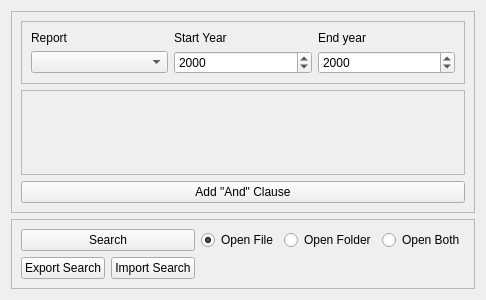
The window that ui/SearchTab.ui (CS-4820-Library-Project/COUNTER-5-Report-Tool-2020-5.0) describes before a commit, drawn with Qt 5.
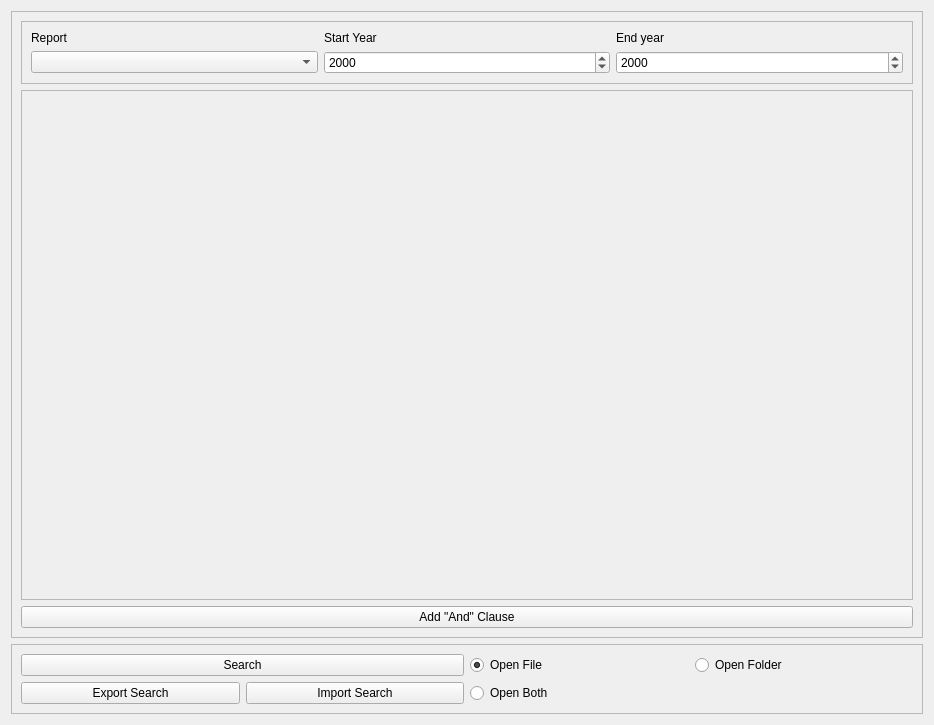
The same window after the commit.

```diff
--- a/ui/SearchTab.ui
+++ b/ui/SearchTab.ui
@@ -6,8 +6,8 @@
    <rect>
     <x>0</x>
     <y>0</y>
-    <width>400</width>
-    <height>300</height>
+    <width>934</width>
+    <height>725</height>
    </rect>
   </property>
   <property name="windowTitle">
@@ -92,8 +92,8 @@
           <rect>
            <x>0</x>
            <y>0</y>
-           <width>360</width>
-           <height>89</height>
+           <width>894</width>
+           <height>514</height>
           </rect>
          </property>
          <property name="sizePolicy">
@@ -175,7 +175,7 @@
         </property>
        </widget>
       </item>
-      <item row="2" column="5">
+      <item row="3" column="3">
        <widget class="QRadioButton" name="open_both_radioButton">
         <property name="text">
          <string>Open Both</string>
```
